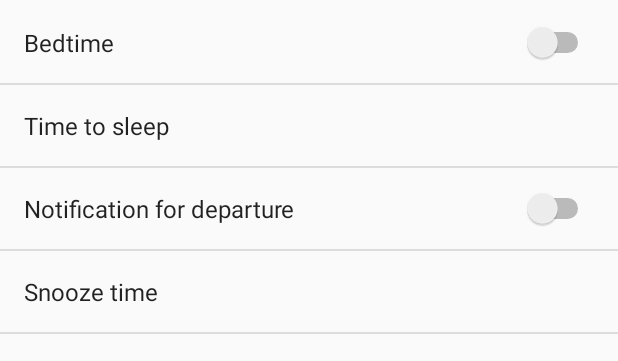
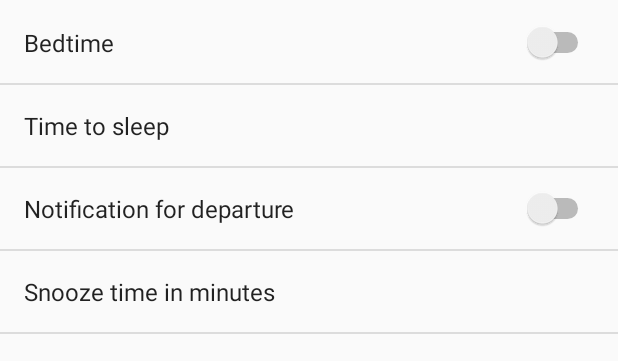
Before and after one commit to Kuchto47/CustomTimeAlarm, an Android app: the screen it shows after launch (SettingsActivity), after a tap on "Settings", on a phone screen of 412 x 824 dp, the part 137-498 px from its top. Run offline under Robolectric (Android 15) with nearby library versions, the phone set to English and light mode, and no system bars.

Commit message:
main activity layout moved to main fragment and temporary settings implemented

```diff
--- a/app/src/main/java/com/project/pv239/customtimealarm/Activities/MainActivity.java
+++ b/app/src/main/java/com/project/pv239/customtimealarm/Activities/MainActivity.java
@@ -2,12 +2,14 @@ package com.project.pv239.customtimealarm.Activities;
 
 import android.content.Context;
 import android.content.Intent;
+import android.support.v4.app.FragmentManager;
 import android.support.v7.app.AppCompatActivity;
 import android.os.Bundle;
 import android.util.Log;
 import android.view.Menu;
 import android.view.MenuItem;
 
+import com.project.pv239.customtimealarm.Fragments.MainFragment;
 import com.project.pv239.customtimealarm.R;
 import com.project.pv239.customtimealarm.api.GoogleMapsApiKeyGetter;
 
@@ -22,6 +24,16 @@ public class MainActivity extends AppCompatActivity {
         //TODO this is test debug log, can be deleted :)
         Log.d("API KEY HERE", GoogleMapsApiKeyGetter.getApiKey());
         setContentView(R.layout.activity_main);
+        if (savedInstanceState == null) {       // Important, otherwise there'd be a new Fragment created with every orientation change
+            FragmentManager fragmentManager = getSupportFragmentManager();
+            if (fragmentManager != null) {
+                fragmentManager.beginTransaction()
+                        .replace(android.R.id.content,
+                                MainFragment.newInstance(),
+                                MainFragment.class.getSimpleName())
+                        .commit();
+            }
+        }
     }
     @Override
     public boolean onCreateOptionsMenu(Menu menu) {
--- /dev/null
+++ b/app/src/main/java/com/project/pv239/customtimealarm/Fragments/MainFragment.java
@@ -0,0 +1,26 @@
+package com.project.pv239.customtimealarm.Fragments;
+
+import android.os.Bundle;
+import android.support.annotation.Nullable;
+import android.support.v4.app.Fragment;
+import android.view.LayoutInflater;
+import android.view.View;
+import android.view.ViewGroup;
+
+import com.project.pv239.customtimealarm.R;
+
+public class MainFragment extends Fragment {
+
+    public static MainFragment newInstance() {
+        return new MainFragment();
+    }
+
+
+    @Nullable
+    @Override
+    public View onCreateView(LayoutInflater inflater, @Nullable ViewGroup container, @Nullable Bundle savedInstanceState) {
+        View view = inflater.inflate(R.layout.fragment_main, container, false);
+
+        return view;
+    }
+}
--- a/app/src/main/res/values/arrays.xml
+++ b/app/src/main/res/values/arrays.xml
@@ -1,20 +1,35 @@
 <?xml version="1.0" encoding="utf-8"?>
 <resources>
     <array name="snooze_vals">
-        <item>1</item>
-        <item>2</item>
-        <item>3</item>
-        <item>4</item>
-        <item>5</item>
-        <item>6</item>
-        <item>7</item>
-        <item>8</item>
-        <item>9</item>
-        <item>10</item>
-        <item>11</item>
-        <item>12</item>
-        <item>13</item>
-        <item>14</item>
-        <item>15</item>
+        <item>"1"</item>
+        <item>"2"</item>
+        <item>"3"</item>
+        <item>"4"</item>
+        <item>"5"</item>
+        <item>"6"</item>
+        <item>"7"</item>
+        <item>"8"</item>
+        <item>"9"</item>
+        <item>"10"</item>
+        <item>"11"</item>
+        <item>"12"</item>
+        <item>"13"</item>
+        <item>"14"</item>
+        <item>"15"</item>
+    </array>
+    <array name="sleep_vals">
+        <item>"3"</item>
+        <item>"4"</item>
+        <item>"5"</item>
+        <item>"6"</item>
+        <item>"7"</item>
+        <item>"8"</item>
+        <item>"9"</item>
+        <item>"10"</item>
+        <item>"11"</item>
+        <item>"12"</item>
+        <item>"13"</item>
+        <item>"14"</item>
+        <item>"15"</item>
     </array>
 </resources>
--- a/app/src/main/res/values/strings.xml
+++ b/app/src/main/res/values/strings.xml
@@ -7,7 +7,7 @@
     <string name="notification_GTFO">Notification for departure</string>
     <string name="bedtime">Bedtime</string>
     <string name="time_to_sleep">Time to sleep</string>
-    <string name="snooze_time">Snooze time</string>
+    <string name="snooze_time">Snooze time in minutes</string>
     <string name="morning_time">Time for morning routine</string>
     <string name="transport_type">Type of transport</string>
 </resources>
--- a/app/src/main/res/xml/settings.xml
+++ b/app/src/main/res/xml/settings.xml
@@ -1,5 +1,6 @@
 <?xml version="1.0" encoding="utf-8"?>
-<PreferenceScreen xmlns:android="http://schemas.android.com/apk/res/android">
+<PreferenceScreen xmlns:android="http://schemas.android.com/apk/res/android"
+    xmlns:app="http://schemas.android.com/apk/res-auto">
 
     <PreferenceCategory
         android:title="@string/app_name">
@@ -7,14 +8,21 @@
         <SwitchPreference
             android:key="bedtime"
             android:title="@string/bedtime" />
-        <Preference
-            android:key="bedtime_time"
-            android:title="@string/time_to_sleep" />
 
+        <ListPreference
+            android:title="@string/time_to_sleep"
+            android:key="sleep_time"
+            android:entries="@array/sleep_vals"
+            android:entryValues="@array/sleep_vals"
+            />
         <SwitchPreference
             android:title="@string/notification_GTFO"
             android:key="GTFO"/>
         <ListPreference
-            android:title="@string/snooze_time"/>
+            android:title="@string/snooze_time"
+            android:key="snooze"
+            android:entries="@array/snooze_vals"
+            android:entryValues="@array/snooze_vals"
+        />
     </PreferenceCategory>
 </PreferenceScreen>
```
Also changed, not shown: app/src/main/res/layout/activity_main.xml (+4 -65 lines), app/src/main/res/layout/fragment_main.xml (added, +69 -0 lines).
